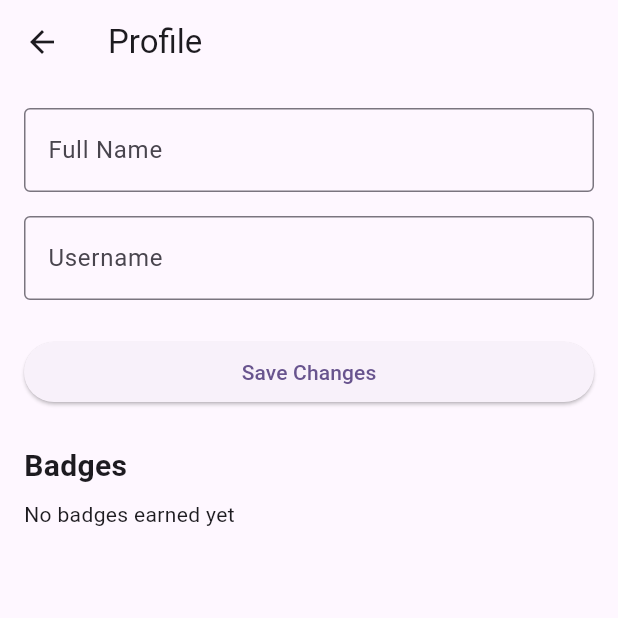
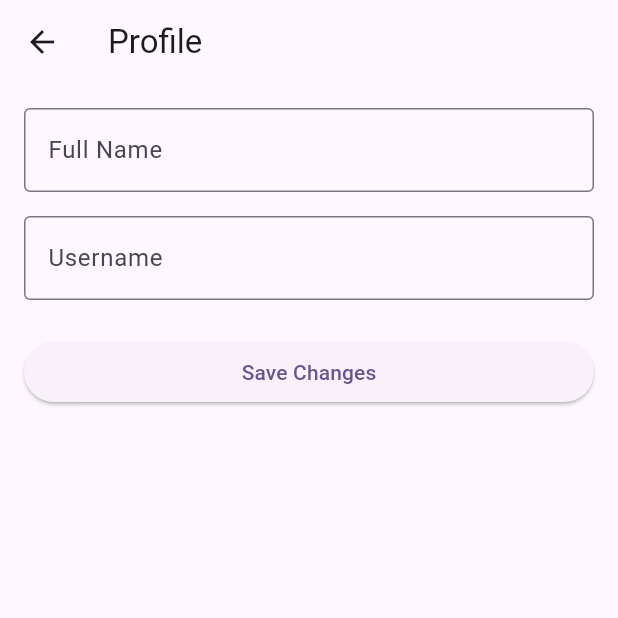
Before and after one commit to hercobezuidenhout/doinfine, a Flutter app: the ProfileScreen screen opened directly, on a phone screen of 412 x 824 dp, the top half of it. Run offline on Flutter 3.47's test engine with Material 3 defaults, Android fonts, the phone set to English and light mode, and no system bars; our stand-ins replace cloud_firestore, firebase_auth, firebase_core, flutter_dotenv; accounts and stored records are empty.

Commit message:
refactor: remove badges section from profile screen

```diff
--- a/lib/features/profile/presentation/screens/profile_screen.dart
+++ b/lib/features/profile/presentation/screens/profile_screen.dart
@@ -144,34 +144,6 @@ class _ProfileScreenState extends State<ProfileScreen> {
                           )
                         : const Text('Save Changes'),
                   ),
-                  const SizedBox(height: 24),
-                  const Text(
-                    'Badges',
-                    style: TextStyle(
-                      fontSize: 20,
-                      fontWeight: FontWeight.bold,
-                    ),
-                  ),
-                  const SizedBox(height: 8),
-                  if (user.badges.isEmpty)
-                    const Text('No badges earned yet')
-                  else
-                    ListView.builder(
-                      shrinkWrap: true,
-                      physics: const NeverScrollableScrollPhysics(),
-                      itemCount: user.badges.length,
-                      itemBuilder: (context, index) {
-                        final badge = user.badges[index];
-                        return ListTile(
-                          leading: Icon(
-                            Icons.emoji_events,
-                            color: Colors.amber,
-                          ),
-                          title: Text(badge.name),
-                          subtitle: Text(badge.description),
-                        );
-                      },
-                    ),
                 ],
               ),
             ),
```
